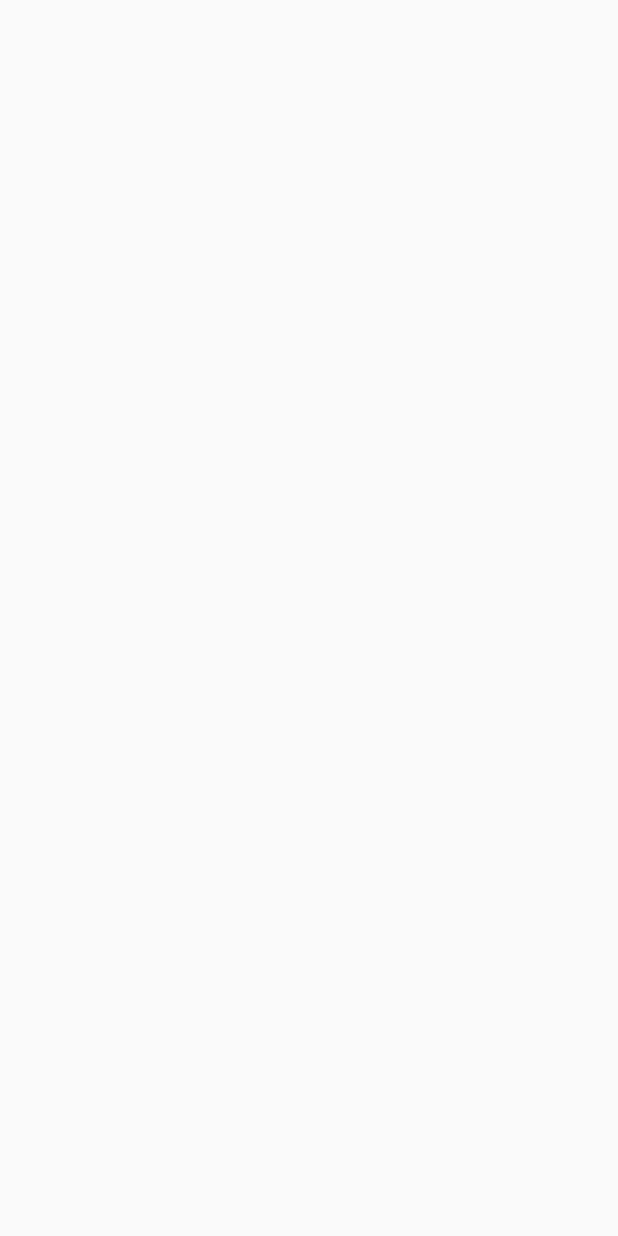
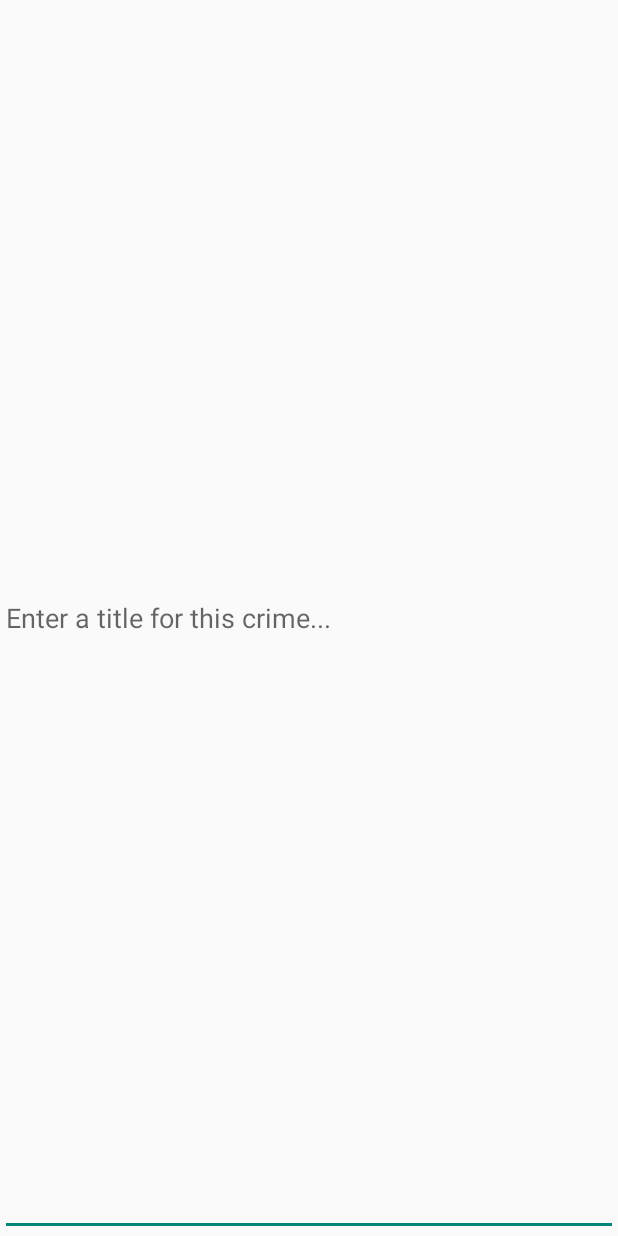
Before and after one commit to Crapoo/Android-Practice, an Android app: the screen it shows after launch (CrimeActivity), on a phone screen of 412 x 824 dp. Before the commit the screen is empty. Run offline under Robolectric (Android 15) with nearby library versions, the phone set to English and light mode, and no system bars.

Commit message:
First fragment

```diff
--- a/03-CriminalIntent/app/src/main/java/me/taroli/criminalintent/CrimeActivity.java
+++ b/03-CriminalIntent/app/src/main/java/me/taroli/criminalintent/CrimeActivity.java
@@ -1,7 +1,9 @@
 package me.taroli.criminalintent;
 
+import android.support.v4.app.Fragment;
 import android.support.v4.app.FragmentActivity;
 import android.os.Bundle;
+import android.support.v4.app.FragmentManager;
 import android.view.Menu;
 import android.view.MenuItem;
 
@@ -12,6 +14,16 @@ public class CrimeActivity extends FragmentActivity {
     protected void onCreate(Bundle savedInstanceState) {
         super.onCreate(savedInstanceState);
         setContentView(R.layout.activity_crime);
+
+        FragmentManager fm = getSupportFragmentManager();
+        Fragment fragment = fm.findFragmentById(R.id.fragmentContainer);
+
+        if (fragment == null) {
+            fragment = new CrimeFragment();
+            fm.beginTransaction()
+                    .add(R.id.fragmentContainer, fragment)
+                    .commit();
+        }
     }
 
 }
--- /dev/null
+++ b/03-CriminalIntent/app/src/main/java/me/taroli/criminalintent/CrimeFragment.java
@@ -0,0 +1,50 @@
+package me.taroli.criminalintent;
+
+import android.os.Bundle;
+import android.support.annotation.Nullable;
+import android.support.v4.app.Fragment;
+import android.text.Editable;
+import android.text.TextWatcher;
+import android.view.LayoutInflater;
+import android.view.View;
+import android.view.ViewGroup;
+import android.widget.EditText;
+
+/**
+ * Created by Matt on 5/07/15.
+ */
+public class CrimeFragment extends Fragment {
+    private Crime crime;
+    private EditText titleField;
+
+    @Override
+    public void onCreate(Bundle savedInstanceState) {
+        super.onCreate(savedInstanceState);
+        crime = new Crime();
+    }
+
+    @Override
+    public View onCreateView(LayoutInflater inflater, ViewGroup container, Bundle savedInstanceState) {
+        View v = inflater.inflate(R.layout.fragment_crime, container, false);
+
+        titleField = (EditText) v.findViewById(R.id.crime_title);
+        titleField.addTextChangedListener(new TextWatcher() {
+            @Override
+            public void beforeTextChanged(CharSequence s, int start, int count, int after) {
+                // Intentionally left blank
+            }
+
+            @Override
+            public void onTextChanged(CharSequence s, int start, int before, int count) {
+                crime.setTitle(s.toString());
+            }
+
+            @Override
+            public void afterTextChanged(Editable s) {
+                // Intentionally left blank
+            }
+        });
+
+        return v;
+    }
+}
--- /dev/null
+++ b/03-CriminalIntent/app/src/main/res/layout/fragment_crime.xml
@@ -0,0 +1,11 @@
+<?xml version="1.0" encoding="utf-8"?>
+<LinearLayout xmlns:android="http://schemas.android.com/apk/res/android"
+    android:layout_width="match_parent" android:layout_height="match_parent">
+
+    <EditText
+        android:id="@+id/crime_title"
+        android:layout_width="match_parent"
+        android:layout_height="match_parent"
+        android:hint="@string/crime_title_hint"/>
+
+</LinearLayout>
--- a/03-CriminalIntent/app/src/main/res/menu/menu_crime.xml
+++ /dev/null
@@ -1,6 +0,0 @@
-<menu xmlns:android="http://schemas.android.com/apk/res/android"
-    xmlns:app="http://schemas.android.com/apk/res-auto"
-    xmlns:tools="http://schemas.android.com/tools" tools:context=".CrimeActivity">
-    <item android:id="@+id/action_settings" android:title="@string/action_settings"
-        android:orderInCategory="100" app:showAsAction="never" />
-</menu>
--- a/03-CriminalIntent/app/src/main/res/values/strings.xml
+++ b/03-CriminalIntent/app/src/main/res/values/strings.xml
@@ -1,6 +1,6 @@
 <resources>
     <string name="app_name">CriminalIntent</string>
 
-    <string name="hello_world">Hello world!</string>
-    <string name="action_settings">Settings</string>
+    <string name="title_activity_crime">CrimeActivity</string>
+    <string name="crime_title_hint">Enter a title for this crime...</string>
 </resources>
```
